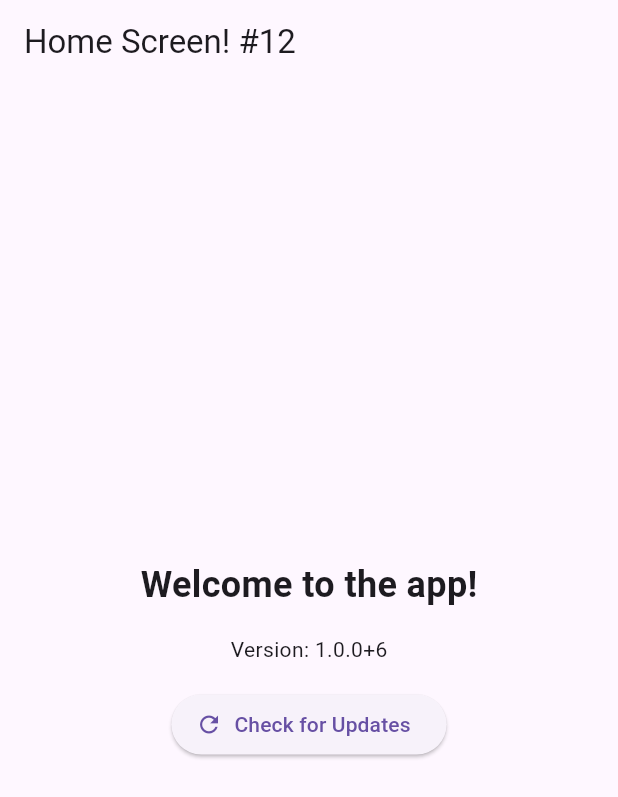
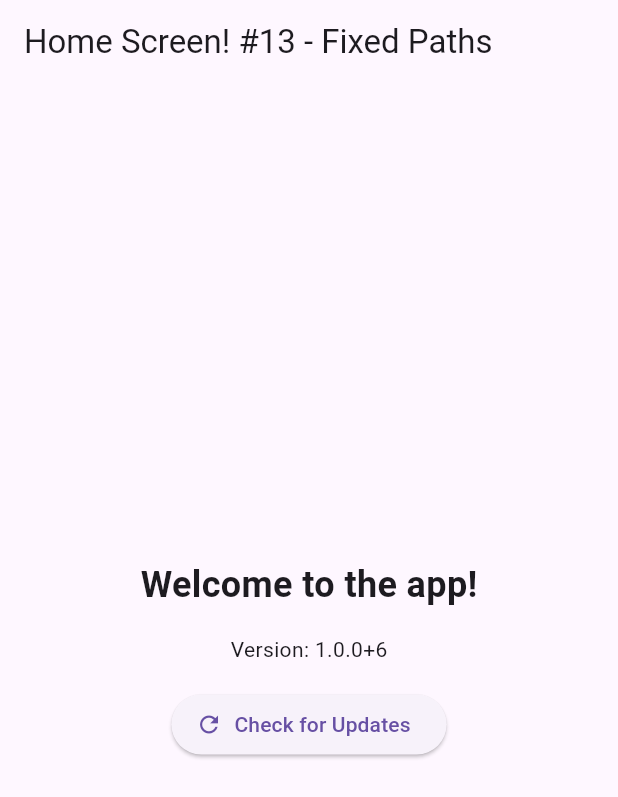
Before and after one commit to fulmedammes/_flutterapp, a Flutter app: the HomeScreen screen opened directly, on a phone screen of 412 x 824 dp. Shown: the top 797 px of the screen. Run offline on Flutter 3.47's test engine with Material 3 defaults, Android fonts, the phone set to English and light mode, and no system bars; our stand-ins replace package_info_plus, shared_preferences; missing offline and left inert: dart:html; accounts and stored records are empty; network calls fail.

```diff
--- a/lib/home_screen.dart
+++ b/lib/home_screen.dart
@@ -42,7 +42,7 @@ class _HomeScreenState extends State<HomeScreen> {
   @override
   Widget build(BuildContext context) {
     return Scaffold(
-      appBar: AppBar(title: const Text('Home Screen! #12')),
+      appBar: AppBar(title: const Text('Home Screen! #13 - Fixed Paths')),
       body: Center(
         child: Column(
           mainAxisAlignment: MainAxisAlignment.center,
```
Also changed, not shown: 2 other files.
